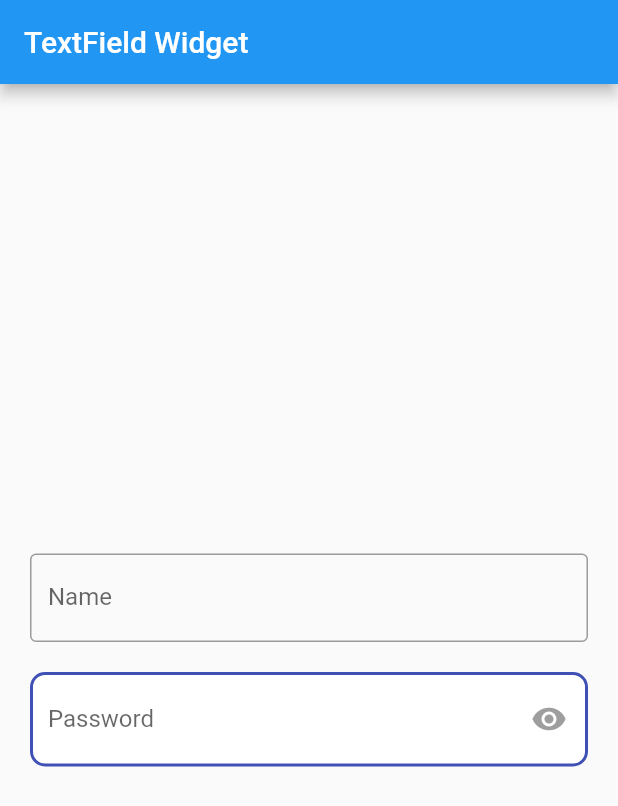
After one commit to DevGirisankar/flutter-widgets, a Flutter app: the TextfieldHelper screen opened directly, on a phone screen of 412 x 824 dp. The commit adds this screen. Shown: the top 806 px of the screen. Run offline on Flutter 3.47's test engine with Material 2 defaults, Android fonts, the phone set to English and light mode, and no system bars.

Commit message:
Textfield

```diff
--- /dev/null
+++ b/lib/WidgetPages/textfield.dart
@@ -0,0 +1,134 @@
+import 'package:flutter/material.dart';
+
+class TextfieldHelper extends StatefulWidget {
+  const TextfieldHelper({Key? key}) : super(key: key);
+
+  @override
+  State<StatefulWidget> createState() {
+    return _TextfieldHelperState();
+  }
+}
+
+class _TextfieldHelperState extends State<TextfieldHelper> {
+  TextEditingController mycontroller = TextEditingController();
+  bool isPasswordVisible = false;
+  @override
+  Widget build(BuildContext context) {
+    return Center(
+      child: Scaffold(
+        appBar: AppBar(
+          title: Title(
+            color: Colors.white,
+            child: const Text('TextField Widget'),
+          ),
+        ),
+        body: Container(
+          margin: const EdgeInsets.symmetric(horizontal: 20),
+          padding: const EdgeInsets.only(top: 20),
+          child: Center(
+            child: Column(
+              mainAxisAlignment: MainAxisAlignment.center,
+              crossAxisAlignment: CrossAxisAlignment.stretch,
+              children: [
+                textfield2(),
+                const SizedBox(
+                  height: 20,
+                ),
+                passwordField(),
+                const SizedBox(
+                  height: 20,
+                ),
+                // TextButton(
+                //   onPressed: () {
+                //     print(mycontroller.text);
+                //   },
+                //   child: const Text('Save'),
+                // )
+              ],
+            ),
+          ),
+        ),
+      ),
+    );
+  }
+
+  Widget textfield() {
+    return const TextField(
+      decoration: InputDecoration(
+        border: UnderlineInputBorder(),
+        labelText: 'Name',
+        hintText: 'Name',
+      ),
+    );
+  }
+
+  Widget textfield1() {
+    return const TextField(
+      maxLines: 3,
+      decoration: InputDecoration(
+        border: UnderlineInputBorder(),
+        labelText: 'Name',
+        hintText: 'Name',
+      ),
+    );
+  }
+
+  Widget textfield2() {
+    return const TextField(
+      obscureText: true,
+      decoration: InputDecoration(
+        border: OutlineInputBorder(),
+        labelText: 'Name',
+        hintText: 'Name',
+      ),
+    );
+  }
+
+  Widget textfield3() {
+    return TextField(
+      controller: mycontroller,
+      decoration: const InputDecoration(
+        border: OutlineInputBorder(),
+        labelText: 'Name',
+        hintText: 'Name',
+      ),
+    );
+  }
+
+  Widget passwordField() {
+    return Container(
+      padding: const EdgeInsets.only(left: 10),
+      decoration: BoxDecoration(
+          borderRadius: BorderRadius.circular(10),
+          color: Colors.white,
+          border: Border.all(color: Colors.indigo, width: 2)),
+      child: Row(
+        children: [
+          Expanded(
+              child: TextField(
+            obscureText: !isPasswordVisible,
+            controller: mycontroller,
+            decoration: const InputDecoration(
+              border: InputBorder.none,
+              labelText: 'Password',
+              hintText: 'Password',
+            ),
+          )),
+          SizedBox(
+            child: IconButton(
+              onPressed: () {
+                setState(() {
+                  isPasswordVisible = !isPasswordVisible;
+                });
+              },
+              icon: Icon(
+                Icons.remove_red_eye,
+                color: isPasswordVisible ? Colors.indigo : Colors.grey,
+              ),
+            ),
+          ),
+        ],
+      ),
+    );
+  }
+}
--- a/lib/main.dart
+++ b/lib/main.dart
@@ -2,6 +2,7 @@ import 'package:flutter/material.dart';
 import 'package:flutter_widgets/WidgetPages/button.dart';
 import 'package:flutter_widgets/WidgetPages/container.dart';
 import 'package:flutter_widgets/WidgetPages/text.dart';
+import 'package:flutter_widgets/WidgetPages/textfield.dart';
 
 void main() {
   runApp(const MyApp());
@@ -47,6 +48,7 @@ class _MyHomePageState extends State<MyHomePage> {
     ContainerHelper(),
     TextHelper(),
     ButtonHelper(),
+    TextfieldHelper(),
   ];
   @override
   Widget build(BuildContext context) {
```
